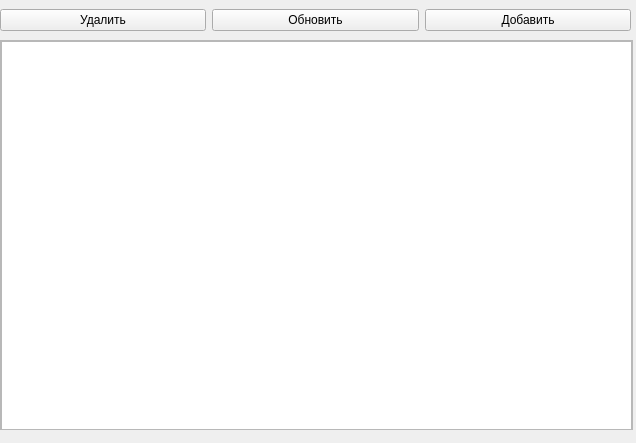
The window that lab7/widgets/repotab.ui (IAmProgrammist/database) describes before a commit, drawn with Qt 5.
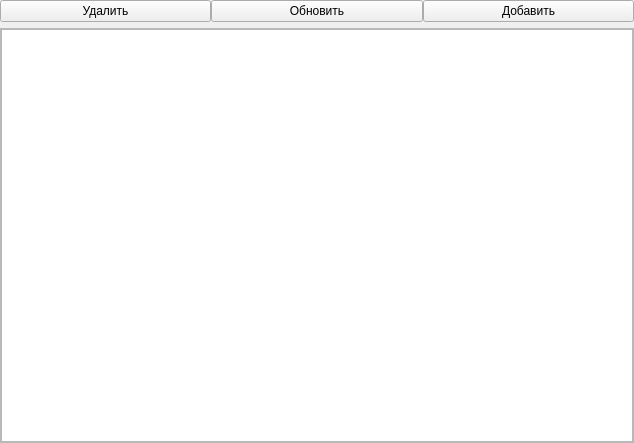
The same window after the commit.

Diff of the .ui file:
```diff
--- a/lab7/widgets/repotab.ui
+++ b/lab7/widgets/repotab.ui
@@ -6,22 +6,56 @@
    <rect>
     <x>0</x>
     <y>0</y>
-    <width>636</width>
+    <width>634</width>
     <height>443</height>
    </rect>
   </property>
   <property name="windowTitle">
    <string>Form</string>
   </property>
+  <layout class="QGridLayout" name="gridLayout">
+   <property name="leftMargin">
+    <number>0</number>
+   </property>
+   <property name="topMargin">
+    <number>0</number>
+   </property>
+   <property name="rightMargin">
+    <number>0</number>
+   </property>
+   <property name="bottomMargin">
+    <number>0</number>
+   </property>
+   <property name="horizontalSpacing">
+    <number>0</number>
+   </property>
+   <item row="0" column="0">
+    <layout class="QHBoxLayout" name="horizontalLayout">
+     <item>
+      <widget class="QPushButton" name="pushButton_3">
+       <property name="text">
+        <string>Удалить</string>
+       </property>
+      </widget>
+     </item>
+     <item>
+      <widget class="QPushButton" name="pushButton_2">
+       <property name="text">
+        <string>Обновить</string>
+       </property>
+      </widget>
+     </item>
+     <item>
+      <widget class="QPushButton" name="pushButton">
+       <property name="text">
+        <string>Добавить</string>
+       </property>
+      </widget>
+     </item>
+    </layout>
+   </item>
+   <item row="1" column="0">
   <widget class="QScrollArea" name="scrollArea">
-   <property name="geometry">
-    <rect>
-     <x>0</x>
-     <y>40</y>
-     <width>633</width>
-     <height>390</height>
-    </rect>
-   </property>
    <property name="widgetResizable">
     <bool>true</bool>
    </property>
@@ -30,19 +64,28 @@
      <rect>
       <x>0</x>
       <y>0</y>
-      <width>631</width>
-      <height>388</height>
-     </rect>
-    </property>
+        <width>632</width>
+        <height>403</height>
+       </rect>
+      </property>
+      <layout class="QGridLayout" name="gridLayout_2">
+       <property name="leftMargin">
+        <number>0</number>
+       </property>
+       <property name="topMargin">
+        <number>0</number>
+       </property>
+       <property name="rightMargin">
+        <number>0</number>
+       </property>
+       <property name="bottomMargin">
+        <number>0</number>
+       </property>
+       <property name="spacing">
+        <number>0</number>
+       </property>
+       <item row="0" column="0">
     <widget class="QTableWidget" name="tableWidget">
-     <property name="geometry">
-      <rect>
-       <x>0</x>
-       <y>0</y>
-       <width>631</width>
-       <height>391</height>
-      </rect>
-     </property>
      <property name="sizePolicy">
       <sizepolicy hsizetype="Expanding" vsizetype="Expanding">
        <horstretch>0</horstretch>
@@ -50,41 +93,12 @@
       </sizepolicy>
      </property>
     </widget>
-   </widget>
-  </widget>
-  <widget class="QWidget" name="horizontalLayoutWidget">
-   <property name="geometry">
-    <rect>
-     <x>0</x>
-     <y>0</y>
-     <width>631</width>
-     <height>41</height>
-    </rect>
-   </property>
-   <layout class="QHBoxLayout" name="horizontalLayout">
-    <item>
-     <widget class="QPushButton" name="pushButton_3">
-      <property name="text">
-       <string>Удалить</string>
-      </property>
-     </widget>
-    </item>
-    <item>
-     <widget class="QPushButton" name="pushButton_2">
-      <property name="text">
-       <string>Обновить</string>
-      </property>
+       </item>
+      </layout>
      </widget>
-    </item>
-    <item>
-     <widget class="QPushButton" name="pushButton">
-      <property name="text">
-       <string>Добавить</string>
-      </property>
      </widget>
     </item>
    </layout>
-  </widget>
  </widget>
  <resources/>
  <connections/>
```
Lines whose indentation alone changed are shown as unchanged.
